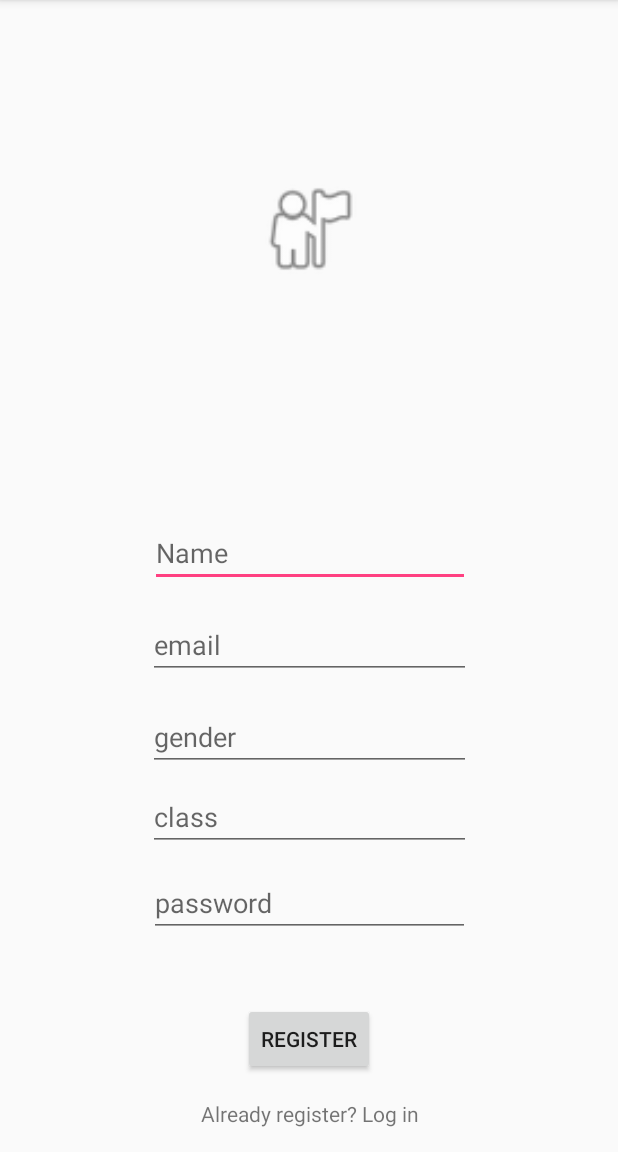
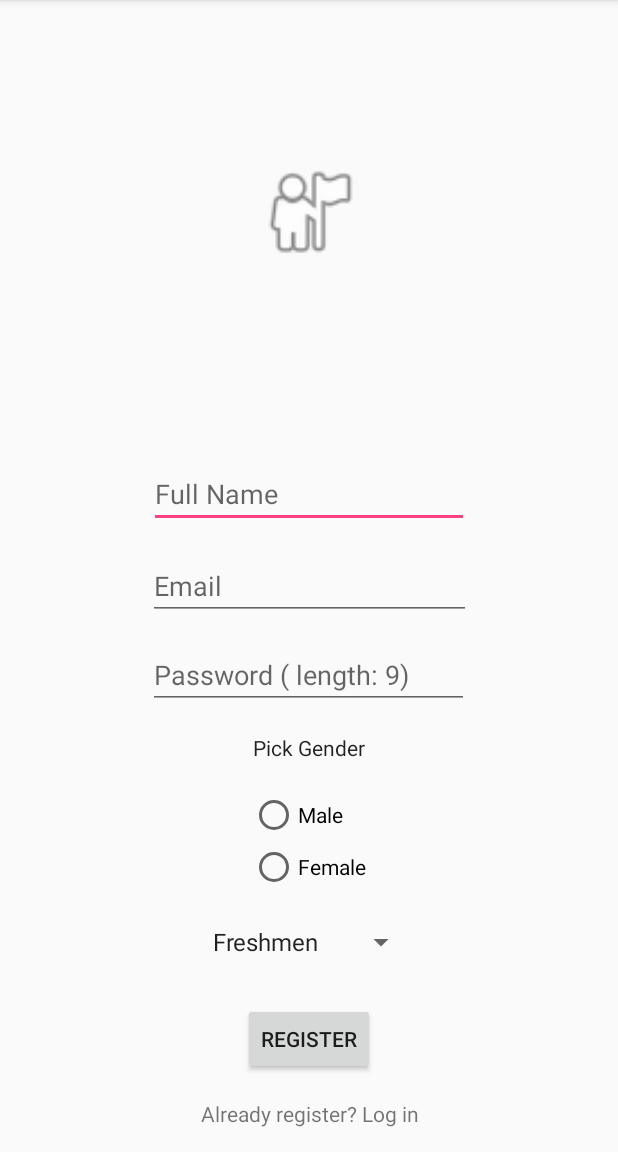
Before and after one commit to gordon-cs/cps350-Monix-Nguyen-Mcsorley, an Android app: the screen it shows after launch (RegistrationActivity), after a tap on "SIGN UP", on a phone screen of 412 x 824 dp, the part 84-1236 px from its top. Run offline under Robolectric (Android 15) with nearby library versions, the phone set to English and light mode, and no system bars; our stand-ins replace AdMob, Firebase (no records; nobody signed in at launch, a user with empty details on screens opened directly).

Commit message:
added image button to Profile, refractored file names and added clearer input for Registration

```diff
--- a/app/src/main/AndroidManifest.xml
+++ b/app/src/main/AndroidManifest.xml
@@ -15,7 +15,7 @@
         android:roundIcon="@mipmap/ic_launcher_round"
         android:supportsRtl="true"
         android:theme="@style/AppTheme">
-        <activity android:name=".MainActivity">
+        <activity android:name=".LoginActivity">
             <intent-filter>
                 <action android:name="android.intent.action.MAIN" />
 
--- a/app/src/main/java/com/example/roommatefinder/MainActivity.java
+++ b/app/src/main/java/com/example/roommatefinder/LoginActivity.java
@@ -21,26 +21,21 @@ import com.google.firebase.auth.FirebaseUser;
 import com.google.android.gms.ads.MobileAds;
 import com.google.android.gms.ads.AdRequest;
 import com.google.android.gms.ads.AdView;
+import com.google.firebase.database.DataSnapshot;
+import com.google.firebase.database.DatabaseError;
+import com.google.firebase.database.DatabaseReference;
+import com.google.firebase.database.FirebaseDatabase;
+import com.google.firebase.database.ValueEventListener;
 
-import java.util.HashMap;
-import java.util.Map;
-
-public class MainActivity extends AppCompatActivity {
+public class LoginActivity extends AppCompatActivity {
 
     private AdView mAdView;
-
     private EditText Name;
     private EditText Password;
     private Button Login;
-    private int counter = 5;
-    private HashMap users = new HashMap();
-
     private TextView userRegistration;
-
     private FirebaseAuth firebaseAuth;
-
     private ProgressDialog progressDialog; //apparently this is deprecated, but still works
-
 
     @Override
     protected void onCreate(Bundle savedInstanceState) {
@@ -71,7 +66,9 @@ public class MainActivity extends AppCompatActivity {
         if (user != null)
         {
             finish(); //destroys this activity , then start Home activity
-            startActivity(new Intent(MainActivity.this, HomeActivity.class));
+            //pass current user to next intent
+
+            startActivity(new Intent(LoginActivity.this, HomeActivity.class));
         }
 
 
@@ -85,7 +82,7 @@ public class MainActivity extends AppCompatActivity {
         userRegistration.setOnClickListener(new View.OnClickListener() {
             @Override
             public void onClick(View v) {
-                startActivity(new Intent(MainActivity.this, RegistrationActivity.class));
+                startActivity(new Intent(LoginActivity.this, RegistrationActivity.class));
             }
         });
 
@@ -102,16 +99,17 @@ public class MainActivity extends AppCompatActivity {
                 if (task.isSuccessful())
                 {
                     progressDialog.dismiss();
-                    Toast.makeText(MainActivity.this, "Log in successful", Toast.LENGTH_SHORT).show();
-                    startActivity(new Intent(MainActivity.this, HomeActivity.class));
+                    Toast.makeText(LoginActivity.this, "Log in successful", Toast.LENGTH_SHORT).show();
+                    startActivity(new Intent(LoginActivity.this, HomeActivity.class));
                 }
                 else
                 {
                     progressDialog.dismiss();
-                    Toast.makeText(MainActivity.this, "Log in failed", Toast.LENGTH_SHORT).show();
+                    Toast.makeText(LoginActivity.this, "Log in failed", Toast.LENGTH_SHORT).show();
                 }
             }
         });
+    }
 
-    }
+
 }
--- a/app/src/main/java/com/example/roommatefinder/RegistrationActivity.java
+++ b/app/src/main/java/com/example/roommatefinder/RegistrationActivity.java
@@ -8,6 +8,8 @@ import android.view.View;
 import android.widget.Button;
 import android.widget.EditText;
 import android.widget.ImageView;
+import android.widget.RadioButton;
+import android.widget.Spinner;
 import android.widget.TextView;
 import android.widget.Toast;
 
@@ -20,7 +22,9 @@ import com.google.firebase.database.FirebaseDatabase;
 
 public class RegistrationActivity extends AppCompatActivity {
 
-    private EditText userName, userEmail, userGender, userClass, userPassword;
+    private EditText userName, userEmail, userPassword;
+    private Spinner userClass;
+    private RadioButton optMale,optFemale;
     private Button regButton;
     private TextView userLogin;
     private FirebaseAuth firebaseAuth;
@@ -54,7 +58,7 @@ public class RegistrationActivity extends AppCompatActivity {
                             if (task.isComplete()){
                                 sendUserData();
                                 Toast.makeText(RegistrationActivity.this, "Registration Successful!", Toast.LENGTH_SHORT).show();
-                                startActivity(new Intent(RegistrationActivity.this, MainActivity.class));
+                                startActivity(new Intent(RegistrationActivity.this, LoginActivity.class));
                             }
                             else {
                                 Toast.makeText(RegistrationActivity.this, "Registration Failed!", Toast.LENGTH_SHORT).show();
@@ -69,7 +73,7 @@ public class RegistrationActivity extends AppCompatActivity {
         userLogin.setOnClickListener(new View.OnClickListener() {
             @Override
             public void onClick(View v) {
-                startActivity(new Intent(RegistrationActivity.this, MainActivity.class));
+                startActivity(new Intent(RegistrationActivity.this, LoginActivity.class));
             }
         });
     }
@@ -80,8 +84,9 @@ public class RegistrationActivity extends AppCompatActivity {
         userPassword = findViewById(R.id.etUserPassword);
         regButton = findViewById(R.id.btnRegister);
         userLogin = findViewById(R.id.tvUserLogin);
-        userGender = findViewById(R.id.etUserGender);
-        userClass = findViewById(R.id.etUserClass);
+        optMale = findViewById(R.id.optMale);
+        optFemale = findViewById(R.id.optFemale);
+        userClass = findViewById(R.id.spinner);
         userProfilePic = findViewById(R.id.ivProfile);
 
     }
@@ -92,10 +97,23 @@ public class RegistrationActivity extends AppCompatActivity {
         name = userName.getText().toString();
         email = userEmail.getText().toString();
         password = userPassword.getText().toString();
-        gender = userGender.getText().toString();
-        classYear = userClass.getText().toString();
 
-        if (name.isEmpty() || email.isEmpty() || password.isEmpty() || gender.isEmpty() || classYear.isEmpty()) {
+        if(optFemale.isChecked())
+        {
+            gender = "Female";
+        }
+        else if (optMale.isChecked())
+        {
+            gender = "Male";
+        }
+        else
+        {
+            gender = null;
+        }
+
+        classYear = (String) userClass.getSelectedItem();
+
+        if (name.isEmpty() || email.isEmpty() || password.isEmpty() || gender == null || classYear == null) {
             Toast.makeText(this, "Please fill out all the fields", Toast.LENGTH_SHORT).show();
         }
         else {
--- a/app/src/main/java/com/example/roommatefinder/UserProfile.java
+++ b/app/src/main/java/com/example/roommatefinder/UserProfile.java
@@ -1,6 +1,8 @@
 package com.example.roommatefinder;
 
 import android.net.Uri;
+import android.os.Parcel;
+import android.os.Parcelable;
 
 import java.net.URI;
 
@@ -60,4 +62,5 @@ public class UserProfile {
     public void setUserPhoto(Uri userPhoto){ this.userPhoto = userPhoto; }
 
     public Uri getUserPhoto() {return this.userPhoto;}
+
 }
--- a/app/src/main/res/layout/activity_registration.xml
+++ b/app/src/main/res/layout/activity_registration.xml
@@ -12,15 +12,12 @@
         android:layout_height="wrap_content"
         android:layout_marginBottom="16dp"
         android:layout_marginEnd="8dp"
-        android:layout_marginLeft="8dp"
-        android:layout_marginRight="8dp"
         android:layout_marginStart="8dp"
         android:ems="10"
-        android:hint="Name"
+        android:hint="Full Name"
         android:inputType="textPersonName"
         app:layout_constraintBottom_toTopOf="@+id/etUserEmail"
         app:layout_constraintEnd_toEndOf="parent"
-        app:layout_constraintHorizontal_bias="0.503"
         app:layout_constraintStart_toStartOf="parent" />
 
     <EditText
@@ -29,65 +26,27 @@
         android:layout_height="wrap_content"
         android:layout_marginBottom="16dp"
         android:layout_marginEnd="8dp"
-        android:layout_marginLeft="8dp"
-        android:layout_marginRight="8dp"
         android:layout_marginStart="8dp"
         android:ems="10"
-        android:hint="email"
-        android:inputType="textEmailAddress|textPersonName"
-        app:layout_constraintBottom_toTopOf="@+id/etUserGender"
-        app:layout_constraintEnd_toEndOf="parent"
-        app:layout_constraintHorizontal_bias="0.503"
-        app:layout_constraintStart_toStartOf="parent" />
-
-    <EditText
-        android:id="@+id/etUserGender"
-        android:layout_width="215dp"
-        android:layout_height="wrap_content"
-        android:layout_marginBottom="8dp"
-        android:layout_marginEnd="8dp"
-        android:layout_marginLeft="8dp"
-        android:layout_marginRight="8dp"
-        android:layout_marginStart="8dp"
-        android:ems="10"
-        android:hint="gender"
-        android:inputType="textEmailAddress|textPersonName"
-        app:layout_constraintBottom_toTopOf="@+id/etUserClass"
-        app:layout_constraintEnd_toEndOf="parent"
-        app:layout_constraintHorizontal_bias="0.503"
-        app:layout_constraintStart_toStartOf="parent" />
-
-    <EditText
-        android:id="@+id/etUserClass"
-        android:layout_width="215dp"
-        android:layout_height="wrap_content"
-        android:layout_marginBottom="12dp"
-        android:layout_marginEnd="8dp"
-        android:layout_marginLeft="8dp"
-        android:layout_marginRight="8dp"
-        android:layout_marginStart="8dp"
-        android:ems="10"
-        android:hint="class"
+        android:hint="Email"
         android:inputType="textEmailAddress|textPersonName"
         app:layout_constraintBottom_toTopOf="@+id/etUserPassword"
         app:layout_constraintEnd_toEndOf="parent"
-        app:layout_constraintHorizontal_bias="0.503"
         app:layout_constraintStart_toStartOf="parent" />
 
     <EditText
         android:id="@+id/etUserPassword"
         android:layout_width="214dp"
-        android:layout_height="wrap_content"
-        android:layout_marginBottom="44dp"
+        android:layout_height="43dp"
+        android:layout_marginBottom="16dp"
         android:layout_marginEnd="8dp"
-        android:layout_marginLeft="8dp"
-        android:layout_marginRight="8dp"
         android:layout_marginStart="8dp"
         android:ems="10"
-        android:hint="password"
+        android:hint="Password ( length: 9)"
         android:inputType="textPassword"
-        app:layout_constraintBottom_toTopOf="@+id/btnRegister"
+        app:layout_constraintBottom_toTopOf="@+id/textView"
         app:layout_constraintEnd_toEndOf="parent"
+        app:layout_constraintHorizontal_bias="0.497"
         app:layout_constraintStart_toStartOf="parent" />
 
     <Button
@@ -123,17 +82,69 @@
         android:id="@+id/ivProfile"
         android:layout_width="90dp"
         android:layout_height="72dp"
-        android:layout_marginBottom="8dp"
+        android:layout_marginBottom="32dp"
         android:layout_marginEnd="8dp"
-        android:layout_marginLeft="8dp"
-        android:layout_marginRight="8dp"
         android:layout_marginStart="8dp"
         android:layout_marginTop="8dp"
         app:layout_constraintBottom_toTopOf="@+id/etUserName"
         app:layout_constraintEnd_toEndOf="parent"
         app:layout_constraintStart_toStartOf="parent"
         app:layout_constraintTop_toTopOf="parent"
-        app:layout_constraintVertical_bias="0.421"
         app:srcCompat="@android:drawable/ic_menu_myplaces" />
 
+    <RadioGroup
+        android:id="@+id/radioGroup"
+        android:layout_width="wrap_content"
+        android:layout_height="69dp"
+        android:layout_marginBottom="16dp"
+        android:layout_marginEnd="8dp"
+        android:layout_marginStart="8dp"
+        app:layout_constraintBottom_toTopOf="@+id/spinner"
+        app:layout_constraintEnd_toEndOf="parent"
+        app:layout_constraintHorizontal_bias="0.498"
+        app:layout_constraintStart_toStartOf="parent">
+
+        <RadioButton
+            android:id="@+id/optMale"
+            android:layout_width="wrap_content"
+            android:layout_height="wrap_content"
+            android:layout_weight="1"
+            android:text="Male"
+            tools:layout_editor_absoluteX="0dp"
+            tools:layout_editor_absoluteY="0dp" />
+
+        <RadioButton
+            android:id="@+id/optFemale"
+            android:layout_width="wrap_content"
+            android:layout_height="wrap_content"
+            android:layout_weight="1"
+            android:text="Female" />
+    </RadioGroup>
+
+    <TextView
+        android:id="@+id/textView"
+        android:layout_width="wrap_content"
+        android:layout_height="21dp"
+        android:layout_marginBottom="16dp"
+        android:layout_marginEnd="8dp"
+        android:layout_marginStart="8dp"
+        android:text="Pick Gender"
+        android:textAppearance="@style/TextAppearance.AppCompat"
+        app:layout_constraintBottom_toTopOf="@+id/radioGroup"
+        app:layout_constraintEnd_toEndOf="parent"
+        app:layout_constraintStart_toStartOf="parent" />
+
+    <Spinner
+        android:id="@+id/spinner"
+        android:layout_width="144dp"
+        android:layout_height="33dp"
+        android:layout_marginBottom="24dp"
+        android:layout_marginEnd="8dp"
+        android:layout_marginStart="8dp"
+        android:prompt="@string/Class_Prompt"
+        android:entries="@array/Class_Items"
+        app:layout_constraintBottom_toTopOf="@+id/btnRegister"
+        app:layout_constraintEnd_toEndOf="parent"
+        app:layout_constraintStart_toStartOf="parent" />
+
 </android.support.constraint.ConstraintLayout>
--- a/app/src/main/res/values/strings.xml
+++ b/app/src/main/res/values/strings.xml
@@ -1,4 +1,12 @@
 <resources>
     <string name="app_name">RoommateFinder</string>
     <string name="title_activity_home">HomeActivity</string>
+    <!--https://www.mkyong.com/android/android-spinner-drop-down-list-example/ -->
+    <string name="Class_Prompt">Pick Your Class</string>
+    <string-array name="Class_Items">
+        <item>Freshmen</item>
+        <item>Sophomore</item>
+        <item>Junior</item>
+        <item>Senior</item>
+    </string-array>
 </resources>
```
Also changed, not shown: app/src/main/java/com/example/roommatefinder/HomeActivity.java (+6 -27 lines), app/src/main/java/com/example/roommatefinder/ProfileActivity.java (+27 -13 lines), app/src/main/res/layout/activity_main.xml (+13 -22 lines), app/src/main/res/layout/activity_profile.xml (+36 -83 lines).
